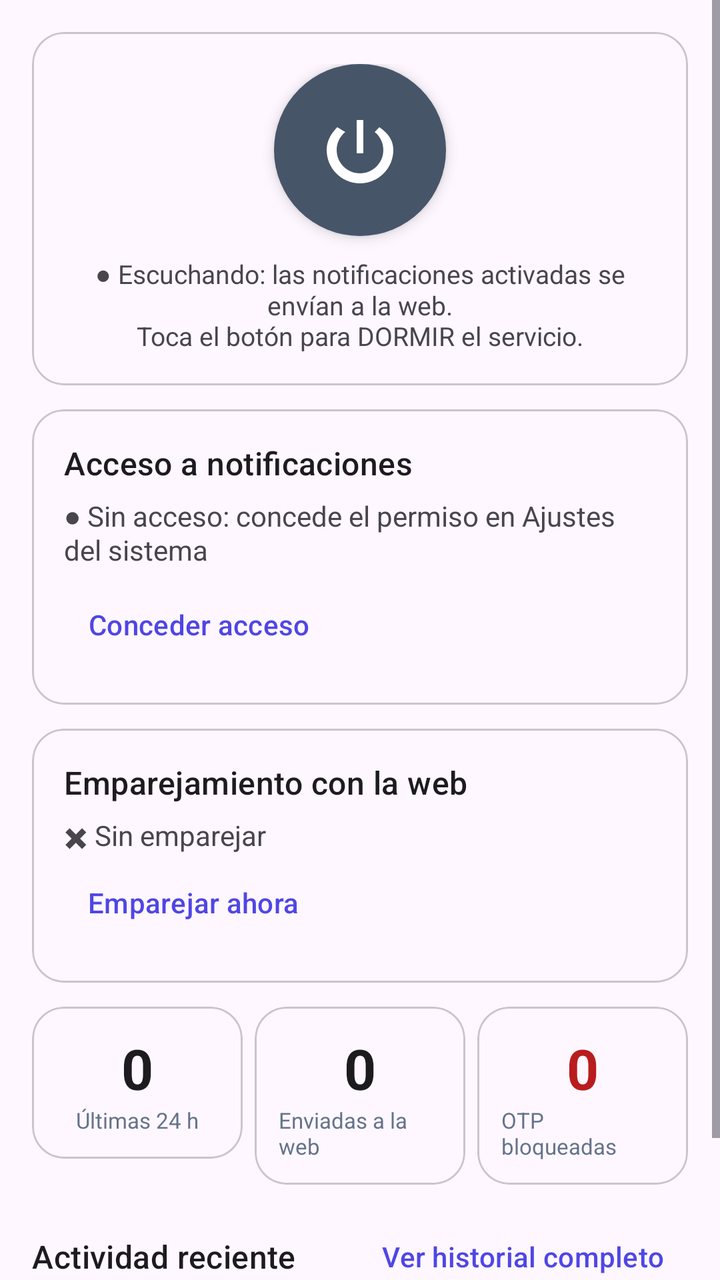
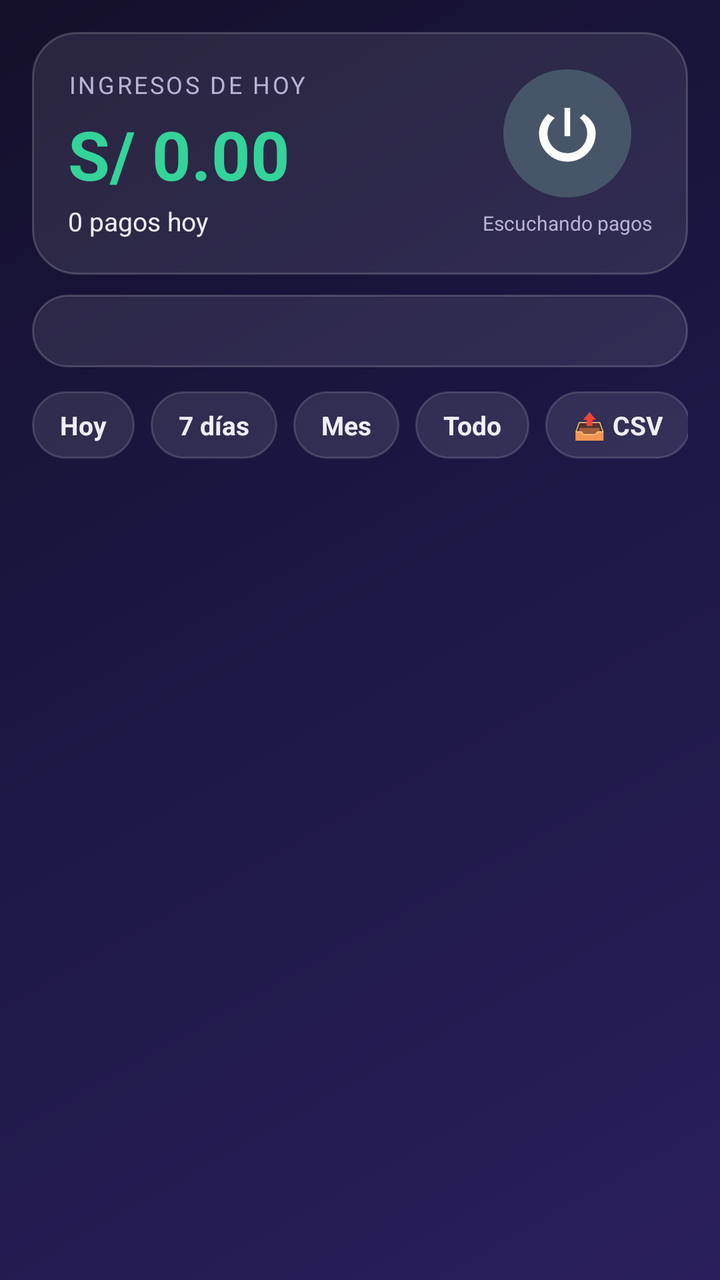

Screens rendered from an Android XML layout before and after an edit, with the pre-edit source and the edit as a unified diff.
<!-- AndroidManifest.xml: application theme Theme.NotiBridge -->
<!-- res/layout/fragment_home.xml -->
<?xml version="1.0" encoding="utf-8"?>
<ScrollView
    xmlns:android="http://schemas.android.com/apk/res/android"
    xmlns:app="http://schemas.android.com/apk/res-auto"
    android:layout_width="match_parent"
    android:layout_height="match_parent"
    android:fillViewport="true">

    <LinearLayout
        android:layout_width="match_parent"
        android:layout_height="wrap_content"
        android:orientation="vertical"
        android:padding="16dp">

        
        <com.google.android.material.card.MaterialCardView
            android:layout_width="match_parent"
            android:layout_height="wrap_content"
            app:cardCornerRadius="16dp"
            app:contentPadding="16dp"
            android:layout_marginBottom="12dp">

            <LinearLayout
                android:layout_width="match_parent"
                android:layout_height="wrap_content"
                android:orientation="vertical"
                android:gravity="center">

                <ImageButton
                    android:id="@+id/btn_power"
                    android:layout_width="86dp"
                    android:layout_height="86dp"
                    android:background="@drawable/btn_power_selector"
                    android:src="@drawable/ic_power"
                    android:scaleType="centerInside"
                    android:padding="20dp"
                    android:contentDescription="@string/power_button_desc"
                    android:elevation="4dp" />

                <TextView
                    android:id="@+id/listening_status"
                    android:layout_width="match_parent"
                    android:layout_height="wrap_content"
                    android:layout_marginTop="10dp"
                    android:gravity="center"
                    android:textSize="13sp"
                    android:text="@string/listening_on_desc" />
            </LinearLayout>
        </com.google.android.material.card.MaterialCardView>

        
        <com.google.android.material.card.MaterialCardView
            android:layout_width="match_parent"
            android:layout_height="wrap_content"
            app:cardCornerRadius="16dp"
            app:contentPadding="16dp"
            android:layout_marginBottom="12dp">

            <LinearLayout
                android:layout_width="match_parent"
                android:layout_height="wrap_content"
                android:orientation="vertical">

                <TextView
                    android:layout_width="wrap_content"
                    android:layout_height="wrap_content"
                    android:text="@string/access_card_title"
                    android:textAppearance="?attr/textAppearanceTitleMedium" />

                <TextView
                    android:id="@+id/service_status"
                    android:layout_width="wrap_content"
                    android:layout_height="wrap_content"
                    android:layout_marginTop="6dp"
                    android:text="@string/service_off" />

                <Button
                    android:id="@+id/btn_grant_access"
                    style="?attr/borderlessButtonStyle"
                    android:layout_width="wrap_content"
                    android:layout_height="wrap_content"
                    android:layout_marginTop="4dp"
                    android:text="@string/btn_grant_access" />
            </LinearLayout>
        </com.google.android.material.card.MaterialCardView>

        
        <com.google.android.material.card.MaterialCardView
            android:layout_width="match_parent"
            android:layout_height="wrap_content"
            app:cardCornerRadius="16dp"
            app:contentPadding="16dp"
            android:layout_marginBottom="12dp">

            <LinearLayout
                android:layout_width="match_parent"
                android:layout_height="wrap_content"
                android:orientation="vertical">

                <TextView
                    android:layout_width="wrap_content"
                    android:layout_height="wrap_content"
                    android:text="@string/pairing_card_title"
                    android:textAppearance="?attr/textAppearanceTitleMedium" />

                <TextView
                    android:id="@+id/pair_status"
                    android:layout_width="wrap_content"
                    android:layout_height="wrap_content"
                    android:layout_marginTop="6dp"
                    android:text="@string/not_paired" />

                <Button
                    android:id="@+id/btn_go_pair"
                    style="?attr/borderlessButtonStyle"
                    android:layout_width="wrap_content"
                    android:layout_height="wrap_content"
                    android:text="@string/btn_go_pair" />
            </LinearLayout>
        </com.google.android.material.card.MaterialCardView>

        
        <LinearLayout
            android:layout_width="match_parent"
            android:layout_height="wrap_content"
            android:orientation="horizontal"
            android:layout_marginBottom="12dp">

            <com.google.android.material.card.MaterialCardView
                android:layout_width="0dp"
                android:layout_height="wrap_content"
                android:layout_weight="1"
                android:layout_marginEnd="6dp"
                app:cardCornerRadius="16dp"
                app:contentPadding="12dp">

                <LinearLayout
                    android:layout_width="match_parent"
                    android:layout_height="wrap_content"
                    android:orientation="vertical"
                    android:gravity="center">

                    <TextView
                        android:id="@+id/stat_today"
                        android:layout_width="wrap_content"
                        android:layout_height="wrap_content"
                        android:text="0"
                        android:textAppearance="?attr/textAppearanceHeadlineMedium"
                        android:textStyle="bold" />

                    <TextView
                        android:layout_width="wrap_content"
                        android:layout_height="wrap_content"
                        android:text="@string/stat_today_label"
                        android:textSize="11sp"
                        android:textColor="@color/text_secondary" />
                </LinearLayout>
            </com.google.android.material.card.MaterialCardView>

            <com.google.android.material.card.MaterialCardView
                android:layout_width="0dp"
                android:layout_height="wrap_content"
                android:layout_weight="1"
                android:layout_marginEnd="6dp"
                app:cardCornerRadius="16dp"
                app:contentPadding="12dp">

                <LinearLayout
                    android:layout_width="match_parent"
                    android:layout_height="wrap_content"
                    android:orientation="vertical"
                    android:gravity="center">

                    <TextView
                        android:id="@+id/stat_sent"
                        android:layout_width="wrap_content"
                        android:layout_height="wrap_content"
                        android:text="0"
                        android:textAppearance="?attr/textAppearanceHeadlineMedium"
                        android:textStyle="bold" />

                    <TextView
                        android:layout_width="wrap_content"
                        android:layout_height="wrap_content"
                        android:text="@string/stat_sent_label"
                        android:textSize="11sp"
                        android:textColor="@color/text_secondary" />
                </LinearLayout>
            </com.google.android.material.card.MaterialCardView>

            <com.google.android.material.card.MaterialCardView
                android:layout_width="0dp"
                android:layout_height="wrap_content"
                android:layout_weight="1"
                app:cardCornerRadius="16dp"
                app:contentPadding="12dp">

                <LinearLayout
                    android:layout_width="match_parent"
                    android:layout_height="wrap_content"
                    android:orientation="vertical"
                    android:gravity="center">

                    <TextView
                        android:id="@+id/stat_otp"
                        android:layout_width="wrap_content"
                        android:layout_height="wrap_content"
                        android:text="0"
                        android:textAppearance="?attr/textAppearanceHeadlineMedium"
                        android:textStyle="bold"
                        android:textColor="@color/badge_otp" />

                    <TextView
                        android:layout_width="wrap_content"
                        android:layout_height="wrap_content"
                        android:text="@string/stat_otp_label"
                        android:textSize="11sp"
                        android:textColor="@color/text_secondary" />
                </LinearLayout>
            </com.google.android.material.card.MaterialCardView>
        </LinearLayout>

        
        <LinearLayout
            android:layout_width="match_parent"
            android:layout_height="wrap_content"
            android:orientation="horizontal"
            android:gravity="center_vertical">

            <TextView
                android:layout_width="0dp"
                android:layout_height="wrap_content"
                android:layout_weight="1"
                android:text="@string/recent_activity"
                android:textAppearance="?attr/textAppearanceTitleMedium" />

            <Button
                android:id="@+id/btn_go_history"
                style="?attr/borderlessButtonStyle"
                android:layout_width="wrap_content"
                android:layout_height="wrap_content"
                android:text="@string/view_history" />
        </LinearLayout>

        <androidx.recyclerview.widget.RecyclerView
            android:id="@+id/recent_list"
            android:layout_width="match_parent"
            android:layout_height="wrap_content"
            android:nestedScrollingEnabled="false" />

        <TextView
            android:id="@+id/empty_recent"
            android:layout_width="match_parent"
            android:layout_height="wrap_content"
            android:layout_marginTop="16dp"
            android:gravity="center"
            android:text="@string/empty_recent"
            android:textColor="@color/text_secondary" />
    </LinearLayout>
</ScrollView>
<!-- resources referenced by this layout -->
<resources>
  <color name="badge_otp">#B91C1C</color>
  <color name="text_secondary">#64748B</color>
  <string name="access_card_title">Acceso a notificaciones</string>
  <string name="btn_go_pair">Emparejar ahora</string>
  <string name="btn_grant_access">Conceder acceso</string>
  <string name="empty_recent">Aún no hay notificaciones registradas.\nActiva apps en «Apps monitoreadas».</string>
  <string name="listening_on_desc">● Escuchando: las notificaciones activadas se envían a la web.\nToca el botón para DORMIR el servicio.</string>
  <string name="not_paired">✖ Sin emparejar</string>
  <string name="pairing_card_title">Emparejamiento con la web</string>
  <string name="power_button_desc">Encender o dormir el modo escucha</string>
  <string name="recent_activity">Actividad reciente</string>
  <string name="service_off">● Sin acceso: concede el permiso en Ajustes del sistema</string>
  <string name="stat_otp_label">OTP bloqueadas</string>
  <string name="stat_sent_label">Enviadas a la web</string>
  <string name="stat_today_label">Últimas 24 h</string>
  <string name="view_history">Ver historial completo</string>
  <style name="Theme.NotiBridge" parent="Theme.Material3.DayNight.NoActionBar">
          <item name="colorPrimary">@color/primary</item>
          <item name="colorOnPrimary">@color/white</item>
          <item name="colorPrimaryContainer">@color/primary_dark</item>
          <item name="android:statusBarColor">?attr/colorSurface</item>
          <item name="android:windowLightStatusBar">true</item>
      </style>
  <color name="primary">#4F46E5</color>
  <color name="white">#FFFFFF</color>
  <color name="primary_dark">#3730A3</color>
  <!-- unchanged entries left out for length: 2 -->
</resources>

<!-- the commit's change to res/layout/fragment_home.xml (unified diff, before → after) -->
@@ -1,260 +1,161 @@
 <?xml version="1.0" encoding="utf-8"?>
-<ScrollView
+<LinearLayout
     xmlns:android="http://schemas.android.com/apk/res/android"
-    xmlns:app="http://schemas.android.com/apk/res-auto"
     android:layout_width="match_parent"
     android:layout_height="match_parent"
-    android:fillViewport="true">
+    android:orientation="vertical"
+    android:padding="16dp">
 
+    
     <LinearLayout
         android:layout_width="match_parent"
         android:layout_height="wrap_content"
-        android:orientation="vertical"
-        android:padding="16dp">
+        android:orientation="horizontal"
+        android:gravity="center_vertical"
+        android:background="@drawable/glass_card"
+        android:padding="18dp">
 
-        
-        <com.google.android.material.card.MaterialCardView
-            android:layout_width="match_parent"
+        <LinearLayout
+            android:layout_width="0dp"
             android:layout_height="wrap_content"
-            app:cardCornerRadius="16dp"
-            app:contentPadding="16dp"
-            android:layout_marginBottom="12dp">
+            android:layout_weight="1"
+            android:orientation="vertical">
 
-            <LinearLayout
-                android:layout_width="match_parent"
+            <TextView
+                android:layout_width="wrap_content"
                 android:layout_height="wrap_content"
-                android:orientation="vertical"
-                android:gravity="center">
+                android:text="@string/income_title"
+                android:textSize="12sp"
+                android:letterSpacing="0.1"
+                android:textColor="@color/text_soft" />
 
-                <ImageButton
-                    android:id="@+id/btn_power"
-                    android:layout_width="86dp"
-                    android:layout_height="86dp"
-                    android:background="@drawable/btn_power_selector"
-                    android:src="@drawable/ic_power"
-                    android:scaleType="centerInside"
-                    android:padding="20dp"
-                    android:contentDescription="@string/power_button_desc"
-                    android:elevation="4dp" />
+            <TextView
+                android:id="@+id/income_total"
+                android:layout_width="wrap_content"
+                android:layout_height="wrap_content"
+                android:layout_marginTop="4dp"
+                android:text="S/ 0.00"
+                android:textSize="34sp"
+                android:textStyle="bold"
+                android:textColor="@color/money_green" />
 
-                <TextView
-                    android:id="@+id/listening_status"
-                    android:layout_width="match_parent"
-                    android:layout_height="wrap_content"
-                    android:layout_marginTop="10dp"
-                    android:gravity="center"
-                    android:textSize="13sp"
-                    android:text="@string/listening_on_desc" />
-            </LinearLayout>
-        </com.google.android.material.card.MaterialCardView>
-
-        
-        <com.google.android.material.card.MaterialCardView
-            android:layout_width="match_parent"
-            android:layout_height="wrap_content"
-            app:cardCornerRadius="16dp"
-            app:contentPadding="16dp"
-            android:layout_marginBottom="12dp">
-
-            <LinearLayout
-                android:layout_width="match_parent"
+            <TextView
+                android:id="@+id/income_count"
+                android:layout_width="wrap_content"
                 android:layout_height="wrap_content"
-                android:orientation="vertical">
-
-                <TextView
-                    android:layout_width="wrap_content"
-                    android:layout_height="wrap_content"
-                    android:text="@string/access_card_title"
-                    android:textAppearance="?attr/textAppearanceTitleMedium" />
-
-                <TextView
-                    android:id="@+id/service_status"
-                    android:layout_width="wrap_content"
-                    android:layout_height="wrap_content"
-                    android:layout_marginTop="6dp"
-                    android:text="@string/service_off" />
-
-                <Button
-                    android:id="@+id/btn_grant_access"
-                    style="?attr/borderlessButtonStyle"
-                    android:layout_width="wrap_content"
-                    android:layout_height="wrap_content"
-                    android:layout_marginTop="4dp"
-                    android:text="@string/btn_grant_access" />
-            </LinearLayout>
-        </com.google.android.material.card.MaterialCardView>
-
-        
-        <com.google.android.material.card.MaterialCardView
-            android:layout_width="match_parent"
-            android:layout_height="wrap_content"
-            app:cardCornerRadius="16dp"
-            app:contentPadding="16dp"
-            android:layout_marginBottom="12dp">
-
-            <LinearLayout
-                android:layout_width="match_parent"
-                android:layout_height="wrap_content"
-                android:orientation="vertical">
-
-                <TextView
-                    android:layout_width="wrap_content"
-                    android:layout_height="wrap_content"
-                    android:text="@string/pairing_card_title"
-                    android:textAppearance="?attr/textAppearanceTitleMedium" />
-
-                <TextView
-                    android:id="@+id/pair_status"
-                    android:layout_width="wrap_content"
-                    android:layout_height="wrap_content"
-                    android:layout_marginTop="6dp"
-                    android:text="@string/not_paired" />
-
-                <Button
-                    android:id="@+id/btn_go_pair"
-                    style="?attr/borderlessButtonStyle"
-                    android:layout_width="wrap_content"
-                    android:layout_height="wrap_content"
-                    android:text="@string/btn_go_pair" />
-            </LinearLayout>
-        </com.google.android.material.card.MaterialCardView>
-
-        
-        <LinearLayout
-            android:layout_width="match_parent"
-            android:layout_height="wrap_content"
-            android:orientation="horizontal"
-            android:layout_marginBottom="12dp">
-
-            <com.google.android.material.card.MaterialCardView
-                android:layout_width="0dp"
-                android:layout_height="wrap_content"
-                android:layout_weight="1"
-                android:layout_marginEnd="6dp"
-                app:cardCornerRadius="16dp"
-                app:contentPadding="12dp">
-
-                <LinearLayout
-                    android:layout_width="match_parent"
-                    android:layout_height="wrap_content"
-                    android:orientation="vertical"
-                    android:gravity="center">
-
-                    <TextView
-                        android:id="@+id/stat_today"
-                        android:layout_width="wrap_content"
-                        android:layout_height="wrap_content"
-                        android:text="0"
-                        android:textAppearance="?attr/textAppearanceHeadlineMedium"
-                        android:textStyle="bold" />
-
-                    <TextView
-                        android:layout_width="wrap_content"
-                        android:layout_height="wrap_content"
-                        android:text="@string/stat_today_label"
-                        android:textSize="11sp"
-                        android:textColor="@color/text_secondary" />
-                </LinearLayout>
-            </com.google.android.material.card.MaterialCardView>
-
-            <com.google.android.material.card.MaterialCardView
-                android:layout_width="0dp"
-                android:layout_height="wrap_content"
-                android:layout_weight="1"
-                android:layout_marginEnd="6dp"
-                app:cardCornerRadius="16dp"
-                app:contentPadding="12dp">
-
-                <LinearLayout
-                    android:layout_width="match_parent"
-                    android:layout_height="wrap_content"
-                    android:orientation="vertical"
-                    android:gravity="center">
-
-                    <TextView
-                        android:id="@+id/stat_sent"
-                        android:layout_width="wrap_content"
-                        android:layout_height="wrap_content"
-                        android:text="0"
-                        android:textAppearance="?attr/textAppearanceHeadlineMedium"
-                        android:textStyle="bold" />
-
-                    <TextView
-                        android:layout_width="wrap_content"
-                        android:layout_height="wrap_content"
-                        android:text="@string/stat_sent_label"
-                        android:textSize="11sp"
-                        android:textColor="@color/text_secondary" />
-                </LinearLayout>
-            </com.google.android.material.card.MaterialCardView>
-
-            <com.google.android.material.card.MaterialCardView
-                android:layout_width="0dp"
-                android:layout_height="wrap_content"
-                android:layout_weight="1"
-                app:cardCornerRadius="16dp"
-                app:contentPadding="12dp">
-
-                <LinearLayout
-                    android:layout_width="match_parent"
-                    android:layout_height="wrap_content"
-                    android:orientation="vertical"
-                    android:gravity="center">
-
-                    <TextView
-                        android:id="@+id/stat_otp"
-                        android:layout_width="wrap_content"
-                        android:layout_height="wrap_content"
-                        android:text="0"
-                        android:textAppearance="?attr/textAppearanceHeadlineMedium"
-                        android:textStyle="bold"
-                        android:textColor="@color/badge_otp" />
-
-                    <TextView
-                        android:layout_width="wrap_content"
-                        android:layout_height="wrap_content"
-                        android:text="@string/stat_otp_label"
-                        android:textSize="11sp"
-                        android:textColor="@color/text_secondary" />
-                </LinearLayout>
-            </com.google.android.material.card.MaterialCardView>
+                android:layout_marginTop="2dp"
+                android:text="0 pagos hoy"
+                android:textSize="13sp"
+                android:textColor="@color/text_main" />
         </LinearLayout>
 
         
         <LinearLayout
-            android:layout_width="match_parent"
+            android:layout_width="wrap_content"
             android:layout_height="wrap_content"
-            android:orientation="horizontal"
-            android:gravity="center_vertical">
+            android:orientation="vertical"
+            android:gravity="center">
+
+            <ImageButton
+                android:id="@+id/btn_power"
+                android:layout_width="64dp"
+                android:layout_height="64dp"
+                android:background="@drawable/btn_power_selector"
+                android:src="@drawable/ic_power"
+                android:scaleType="centerInside"
+                android:padding="15dp"
+                android:contentDescription="@string/power_button_desc" />
 
             <TextView
-                android:layout_width="0dp"
-                android:layout_height="wrap_content"
-                android:layout_weight="1"
-                android:text="@string/recent_activity"
-                android:textAppearance="?attr/textAppearanceTitleMedium" />
-
-            <Button
-                android:id="@+id/btn_go_history"
-                style="?attr/borderlessButtonStyle"
+                android:id="@+id/listening_status"
                 android:layout_width="wrap_content"
                 android:layout_height="wrap_content"
-                android:text="@string/view_history" />
+                android:layout_marginTop="6dp"
+                android:text="@string/listening_on_desc"
+                android:textSize="10sp"
+                android:gravity="center"
+                android:maxWidth="120dp"
+                android:textColor="@color/text_soft" />
         </LinearLayout>
+    </LinearLayout>
 
-        <androidx.recyclerview.widget.RecyclerView
-            android:id="@+id/recent_list"
-            android:layout_width="match_parent"
+    
+    <TextView
+        android:id="@+id/status_line"
+        android:layout_width="match_parent"
+        android:layout_height="wrap_content"
+        android:layout_marginTop="10dp"
+        android:paddingTop="10dp"
+        android:paddingBottom="10dp"
+        android:paddingStart="12dp"
+        android:paddingEnd="12dp"
+        android:background="@drawable/glass_card"
+        android:textSize="12sp"
+        android:textColor="@color/text_soft"
+        android:clickable="true"
+        android:focusable="true" />
+
+    
+    <HorizontalScrollView
+        android:layout_width="match_parent"
+        android:layout_height="wrap_content"
+        android:layout_marginTop="12dp"
+        android:scrollbars="none">
+
+        <LinearLayout
+            android:layout_width="wrap_content"
             android:layout_height="wrap_content"
-            android:nestedScrollingEnabled="false" />
+            android:orientation="horizontal">
 
-        <TextView
-            android:id="@+id/empty_recent"
-            android:layout_width="match_parent"
-            android:layout_height="wrap_content"
-            android:layout_marginTop="16dp"
-            android:gravity="center"
-            android:text="@string/empty_recent"
-            android:textColor="@color/text_secondary" />
-    </LinearLayout>
-</ScrollView>
+            <TextView
+                android:id="@+id/chip_hoy"
+                style="@style/ChipFiltro"
+                android:text="@string/chip_hoy" />
+
+            <TextView
+                android:id="@+id/chip_7dias"
+                style="@style/ChipFiltro"
+                android:text="@string/chip_7dias" />
+
+            <TextView
+                android:id="@+id/chip_mes"
+                style="@style/ChipFiltro"
+                android:text="@string/chip_mes" />
+
+            <TextView
+                android:id="@+id/chip_todo"
+                style="@style/ChipFiltro"
+                android:text="@string/chip_todo" />
+
+            <TextView
+                android:id="@+id/btn_export"
+                style="@style/ChipFiltro"
+                android:text="@string/btn_export" />
+
+            <TextView
+                android:id="@+id/btn_test_pago"
+                style="@style/ChipFiltro"
+                android:text="@string/btn_test_pago" />
+        </LinearLayout>
+    </HorizontalScrollView>
+
+    
+    <androidx.recyclerview.widget.RecyclerView
+        android:id="@+id/pagos_list"
+        android:layout_width="match_parent"
+        android:layout_height="0dp"
+        android:layout_weight="1"
+        android:layout_marginTop="10dp"
+        android:clipToPadding="false"
+        android:paddingBottom="24dp" />
+
+    <TextView
+        android:id="@+id/pagos_empty"
+        android:layout_width="match_parent"
+        android:layout_height="wrap_content"
+        android:layout_marginTop="24dp"
+        android:gravity="center"
+        android:text="@string/pagos_empty"
+        android:textColor="@color/text_soft"
+        android:visibility="gone" />
+</LinearLayout>
<!-- resource entries referenced after the edit -->
@@ -1,31 +1,90 @@
 <!-- resources referenced by this layout -->
 <resources>
-  <color name="badge_otp">#B91C1C</color>
-  <color name="text_secondary">#64748B</color>
-  <string name="access_card_title">Acceso a notificaciones</string>
-  <string name="btn_go_pair">Emparejar ahora</string>
-  <string name="btn_grant_access">Conceder acceso</string>
-  <string name="empty_recent">Aún no hay notificaciones registradas.\nActiva apps en «Apps monitoreadas».</string>
-  <string name="listening_on_desc">● Escuchando: las notificaciones activadas se envían a la web.\nToca el botón para DORMIR el servicio.</string>
-  <string name="not_paired">✖ Sin emparejar</string>
-  <string name="pairing_card_title">Emparejamiento con la web</string>
+  <color name="money_green">#34D399</color>
+  <color name="text_main">#F1EEFF</color>
+  <color name="text_soft">#B9B4D6</color>
+  <!-- drawable glass_card (drawable) -->
+  <?xml version="1.0" encoding="utf-8"?>
+  <shape xmlns:android="http://schemas.android.com/apk/res/android"
+      android:shape="rectangle">
+      
+      <solid android:color="#17FFFFFF" />
+      <stroke android:width="1dp" android:color="#2EFFFFFF" />
+      <corners android:radius="22dp" />
+  </shape>
+  <string name="btn_export">📤 CSV</string>
+  <string name="btn_test_pago">Probar envío</string>
+  <string name="chip_7dias">7 días</string>
+  <string name="chip_hoy">Hoy</string>
+  <string name="chip_mes">Mes</string>
+  <string name="chip_todo">Todo</string>
+  <string name="income_title">INGRESOS DE HOY</string>
+  <string name="listening_on_desc">Escuchando pagos</string>
+  <string name="pagos_empty">Aún no hay pagos registrados.\nActiva Yape (o tu billetera) en «Apps monitoreadas» y despierta el servicio.</string>
   <string name="power_button_desc">Encender o dormir el modo escucha</string>
-  <string name="recent_activity">Actividad reciente</string>
-  <string name="service_off">● Sin acceso: concede el permiso en Ajustes del sistema</string>
-  <string name="stat_otp_label">OTP bloqueadas</string>
-  <string name="stat_sent_label">Enviadas a la web</string>
-  <string name="stat_today_label">Últimas 24 h</string>
-  <string name="view_history">Ver historial completo</string>
-  <style name="Theme.NotiBridge" parent="Theme.Material3.DayNight.NoActionBar">
+  <style name="ChipFiltro">
+          <item name="android:layout_width">wrap_content</item>
+          <item name="android:layout_height">wrap_content</item>
+          <item name="android:paddingTop">8dp</item>
+          <item name="android:paddingBottom">8dp</item>
+          <item name="android:paddingStart">14dp</item>
+          <item name="android:paddingEnd">14dp</item>
+          <item name="android:layout_marginEnd">8dp</item>
+          <item name="android:background">@drawable/chip_filter</item>
+          <item name="android:textColor">@color/text_main</item>
+          <item name="android:textSize">13sp</item>
+          <item name="android:textStyle">bold</item>
+          <item name="android:clickable">true</item>
+          <item name="android:focusable">true</item>
+      </style>
+  <style name="Theme.NotiBridge" parent="Theme.Material3.Dark.NoActionBar">
           <item name="colorPrimary">@color/primary</item>
           <item name="colorOnPrimary">@color/white</item>
           <item name="colorPrimaryContainer">@color/primary_dark</item>
-          <item name="android:statusBarColor">?attr/colorSurface</item>
-          <item name="android:windowLightStatusBar">true</item>
+          <item name="colorSurface">@color/surface_solid</item>
+          <item name="colorOnSurface">@color/text_main</item>
+          <item name="android:windowBackground">@drawable/bg_gradient</item>
+          <item name="android:statusBarColor">@color/status_top</item>
+          <item name="android:navigationBarColor">@color/surface_solid</item>
+          <item name="android:windowLightStatusBar">false</item>
       </style>
-  <color name="primary">#4F46E5</color>
+  <!-- drawable chip_filter (drawable) -->
+  <?xml version="1.0" encoding="utf-8"?>
+  <selector xmlns:android="http://schemas.android.com/apk/res/android">
+      
+      <item android:state_activated="true">
+          <shape android:shape="rectangle">
+              <solid android:color="#3334D399" />
+              <stroke android:width="1dp" android:color="#6634D399" />
+              <corners android:radius="999dp" />
+          </shape>
+      </item>
+      
+      <item>
+          <shape android:shape="rectangle">
+              <solid android:color="#1AFFFFFF" />
+              <stroke android:width="1dp" android:color="#26FFFFFF" />
+              <corners android:radius="999dp" />
+          </shape>
+      </item>
+  </selector>
+  <color name="primary">#22C55E</color>
   <color name="white">#FFFFFF</color>
-  <color name="primary_dark">#3730A3</color>
+  <color name="primary_dark">#15803D</color>
+  <color name="surface_solid">#1A1633</color>
+  <!-- drawable bg_gradient (drawable) -->
+  <?xml version="1.0" encoding="utf-8"?>
+  <shape xmlns:android="http://schemas.android.com/apk/res/android"
+      android:shape="rectangle">
+      
+      <gradient
+          android:type="linear"
+          android:angle="315"
+          android:startColor="#14102B"
+          android:centerColor="#1D1846"
+          android:endColor="#2A1F5C" />
+  </shape>
+  <color name="status_top">#14102B</color>
   <!-- unchanged entries left out for length: 2 -->
 </resources>
 
